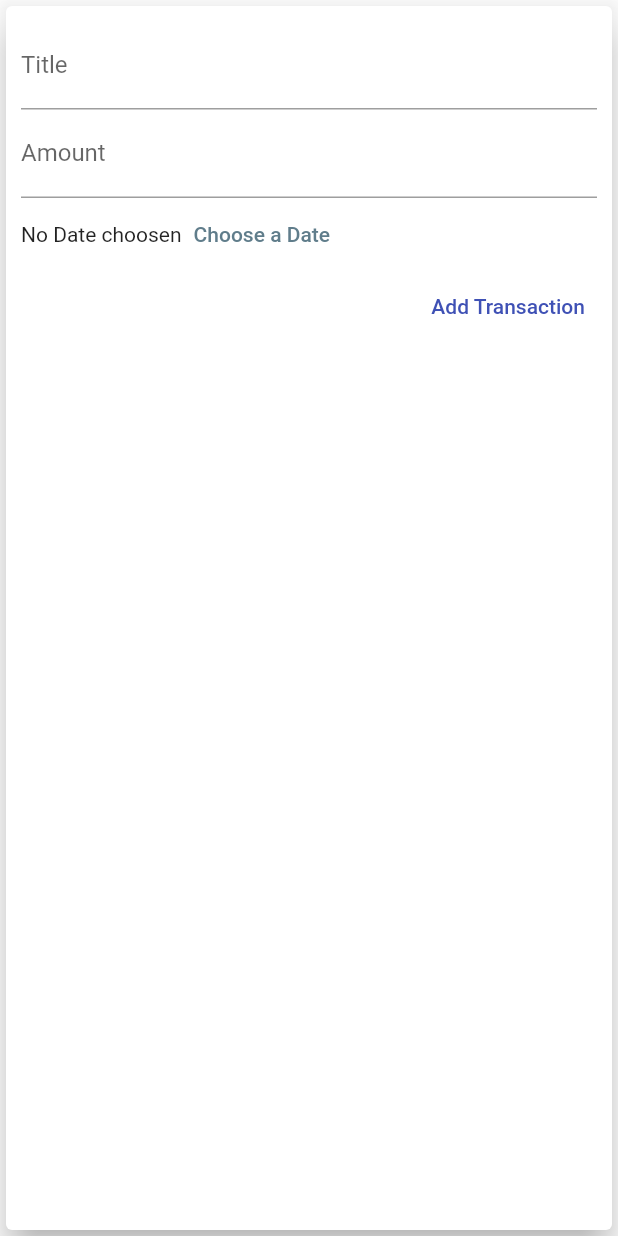
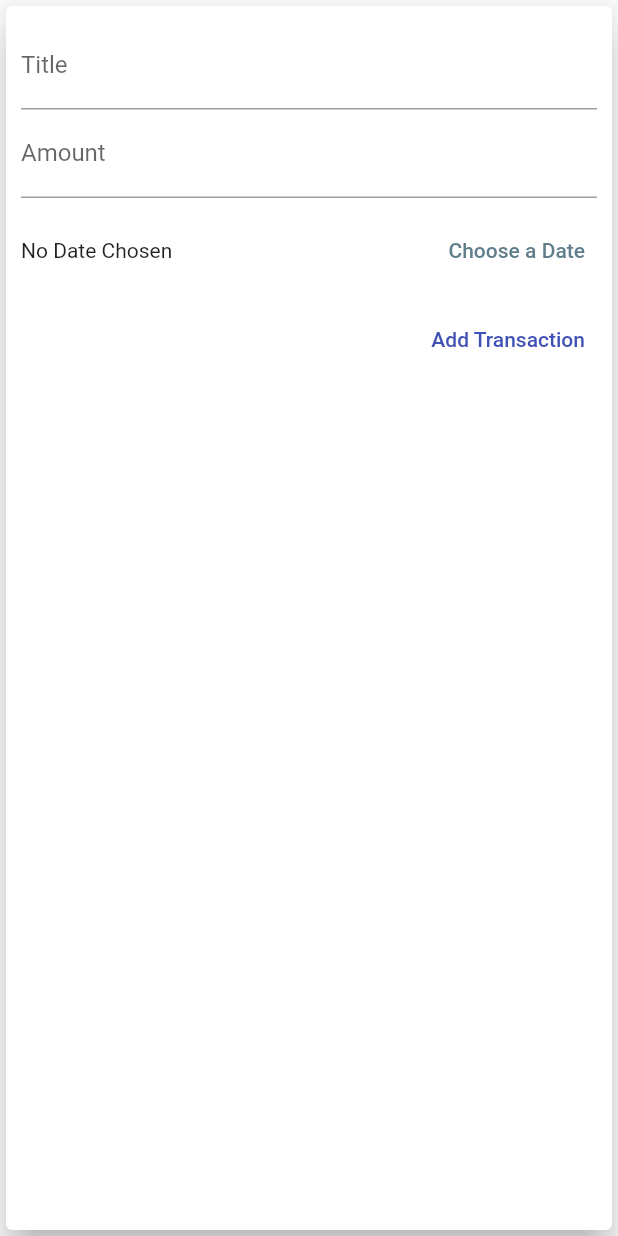
Before and after one commit to abu271200/Notes, a Flutter app: the NewTransaction widget shown alone on an empty page, opened directly with empty values, after a tap on "Add Transaction", on a phone screen of 412 x 824 dp. Run offline on Flutter 3.47's test engine with Material 2 defaults, Android fonts, the phone set to English and light mode, and no system bars.

Commit message:
adding _properties

```diff
--- a/lib/widgets/new_transaction.dart
+++ b/lib/widgets/new_transaction.dart
@@ -1,4 +1,5 @@
 import 'package:flutter/material.dart';
+import 'package:intl/intl.dart';
 
 class NewTransaction extends StatefulWidget {
   final Function addTx;
@@ -10,21 +11,38 @@
 }
 
 class _NewTransactionState extends State<NewTransaction> {
-  final titleController = TextEditingController();
+  final _titleController = TextEditingController();
+  final _amountController = TextEditingController();
+  DateTime ?_selectedDate;
+    void _submitData(){
+    final enteredTitle = _titleController.text;
+    final enteredAmount = double.parse(_amountController.text);
 
-  final amountController = TextEditingController();
-
-  void submitData(){
-
-    final enteredTitle = titleController.text;
-    final enteredAmount = double.parse(amountController.text);
-
+    if (enteredTitle.isEmpty || enteredAmount <= 0) {
+      return;
+    }
 
     widget.addTx(
       enteredTitle,
       enteredAmount,
     );
     Navigator.of(context).pop();
+  }
+  void _presentDatePicker() {
+    showDatePicker(
+      context: context,
+      initialDate: DateTime.now(),
+      firstDate: DateTime(2022),
+      lastDate: DateTime.now(),
+    ).then((pickedDate) {
+      if (pickedDate == null) {
+        return;
+      }
+      setState(() {
+        _selectedDate = pickedDate;
+        //..  DateTime _selectedDate;
+      });
+    });
   }
 
   @override
@@ -35,31 +53,44 @@
         padding: EdgeInsets.all(10),
         child: Column(
           crossAxisAlignment: CrossAxisAlignment.end,
-                    children: [
+          children: <Widget>[
             TextField(
-                       decoration: InputDecoration(labelText:'Title'),
-                       controller: titleController,
+              autocorrect: true,
+              decoration: InputDecoration(labelText: 'Title'),
+              controller: _titleController,
               keyboardType: TextInputType.text,
-                       onSubmitted: (_) => submitData,
+              onSubmitted: (_) => _submitData(),
+              //onChanged: (val) {
+              //titleInput = val;
+              //},
             ),
                   TextField(
                       decoration:InputDecoration(labelText:'Amount'),
-                      controller: amountController,
+                      controller: _amountController,
                       keyboardType: TextInputType.number,
-                      onSubmitted: (_) =>  submitData,
+                      onSubmitted: (_) =>  _submitData(),
                       //onChanged: (val) => amountInput = val,
                       ),
-                      Row(
+                      Container(
+                        height:70,
+                      child: Row(
                               children: [
-                              Text('No Date choosen'),
-                              TextButton(child: Text('Choose a Date'),
-                              onPressed: () {
-                              },)
+                                Expanded(
+                                  child: Text(
+                                    _selectedDate == null
+                                  ? 'No Date Chosen'
+                                  : 'Picked Date: ${DateFormat.yMd().format(_selectedDate!)}'),
+                                ),
+                                TextButton(
+                                child: Text('Choose a Date'),
+                                onPressed: _presentDatePicker,
+                                ),
                               ],
                             ),
+                      ),
                     TextButton(
+                      onPressed: _submitData,
                     child: Text('Add Transaction'),
-                       onPressed: submitData,
                     style: TextButton.styleFrom(primary: Colors.indigo),
                       ),
                     ]
```
Lines whose indentation alone changed are shown as unchanged.
